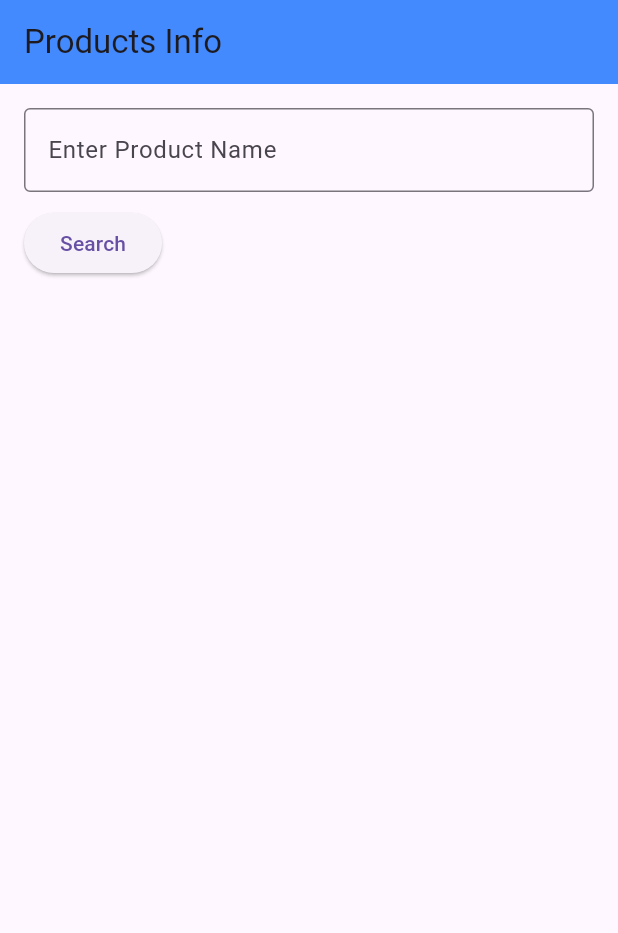
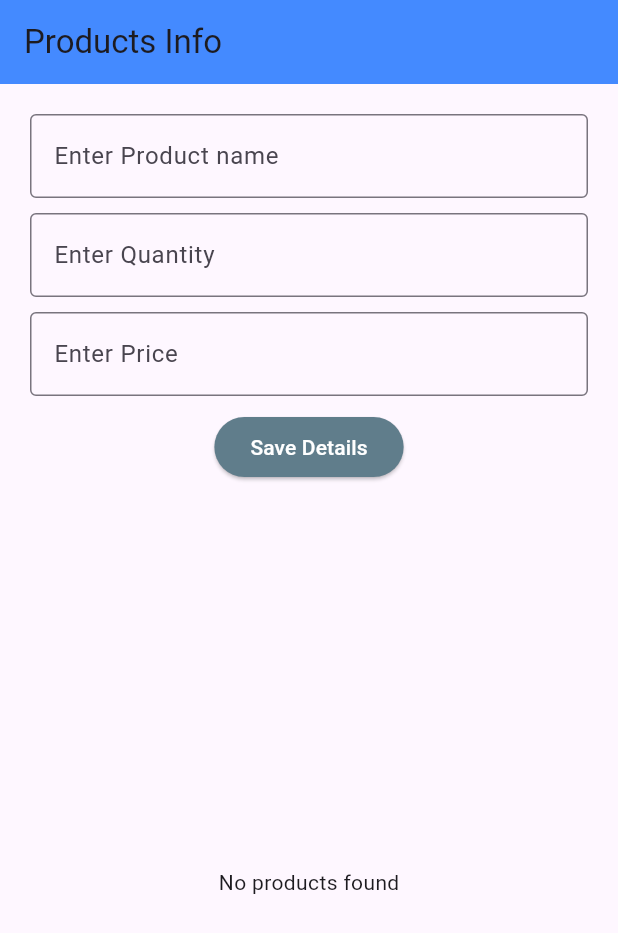
Before and after one commit to AbhinaySamson/FlutterLab7, a Flutter app: the screen it shows after launch, on a phone screen of 412 x 824 dp. Shown: the top 933 px of the screen. Run offline on Flutter 3.47's test engine with Material 3 defaults, Android fonts, the phone set to English and light mode, and no system bars; our stand-ins replace cloud_firestore, firebase_core; accounts and stored records are empty.

Commit message:
New Commit

```diff
--- a/lib/main.dart
+++ b/lib/main.dart
@@ -20,23 +20,16 @@ class ProductsApp extends StatefulWidget {
 }
 
 class _ProductsAppState extends State<ProductsApp> {
-  //final _formkey = GlobalKey<FormState>();
-  //final _namecontroller = TextEditingController();
-  //final _quantitycontroller = TextEditingController();
-  //final _pricecontroller = TextEditingController();
-  //String _status = "";
-
-  final TextEditingController _searchController = TextEditingController();
-
-  String _productName = "";
-  double? _quantity;
-  double? _price;
-  String _message = "";
+  final _formkey = GlobalKey<FormState>();
+  final _namecontroller = TextEditingController();
+  final _quantitycontroller = TextEditingController();
+  final _pricecontroller = TextEditingController();
+  String _status = "";
 
   final CollectionReference products =
       FirebaseFirestore.instance.collection("products_details");
 
-  /*Future<void> _addproduct() async {
+  Future<void> _addproduct() async {
     if (_formkey.currentState!.validate()) {
       await products.add({
         "name": _namecontroller.text,
@@ -51,35 +44,7 @@ class _ProductsAppState extends State<ProductsApp> {
         _status = "Data Saved Successfully";
       });
     }
-  }*/
-
-  Future<void> _searchProduct() async {
-  String name = _searchController.text.trim();
-  if (name.isNotEmpty) {
-    final query = await FirebaseFirestore.instance
-        .collection("products_details")
-        .where("name", isEqualTo: name)
-        .get();
-
-    if (query.docs.isNotEmpty) {
-      final product = query.docs.first.data();
-      setState(() {
-        _productName = product["name"];
-        _quantity = product["quantity"];
-        _price = product["price"];
-        _message = "";
-      });
-    } else {
-      setState(() {
-        _productName = "";
-        _quantity = null;
-        _price = null;
-        _message = "Product not found";
-      });
   }
-  }
-}
-
 
   @override
   Widget build(BuildContext context) {
@@ -89,40 +54,111 @@ class _ProductsAppState extends State<ProductsApp> {
         backgroundColor: Colors.blueAccent,
       ),
       body: Padding(
-  padding: const EdgeInsets.all(16.0),
+        padding: const EdgeInsets.all(20),
         child: Column(
-    crossAxisAlignment: CrossAxisAlignment.start,
           children: [
-      TextField(
-        controller: _searchController,
-        decoration: InputDecoration(
-          labelText: "Enter Product Name",
+            Form(
+              key: _formkey,
+              child: Column(
+                children: [
+                  TextFormField(
+                    controller: _namecontroller,
+                    decoration: const InputDecoration(
+                      labelText: "Enter Product name",
                       border: OutlineInputBorder(),
                     ),
+                    validator: (value) {
+                      if (value == null || value.isEmpty) {
+                        return "Enter Product name";
+                      }
+                      return null;
+                    },
                   ),
-      SizedBox(height: 10),
+                  const SizedBox(height: 10),
+                  TextFormField(
+                    controller: _quantitycontroller,
+                    decoration: const InputDecoration(
+                      labelText: "Enter Quantity",
+                      border: OutlineInputBorder(),
+                    ),
+                    validator: (value) {
+                      if (value == null || value.isEmpty) {
+                        return "Enter Quantity";
+                      }
+                      return null;
+                    },
+                  ),
+                  const SizedBox(height: 10),
+                  TextFormField(
+                    controller: _pricecontroller,
+                    decoration: const InputDecoration(
+                      labelText: "Enter Price",
+                      border: OutlineInputBorder(),
+                    ),
+                    validator: (value) {
+                      if (value == null || value.isEmpty) {
+                        return "Enter Price";
+                      }
+                      return null;
+                    },
+                  ),
+                  const SizedBox(height: 10),
                   ElevatedButton(
-        onPressed: _searchProduct,
-        child: Text("Search"),
+                    style: ElevatedButton.styleFrom(
+                        backgroundColor: Colors.blueGrey,
+                        foregroundColor: Colors.white),
+                    onPressed: _addproduct,
+                    child: const Text("Save Details"),
                   ),
-      SizedBox(height: 20),
-      if (_productName.isNotEmpty)
-        Column(
-          crossAxisAlignment: CrossAxisAlignment.start,
-          children: [
-            Text("Name: $_productName", style: TextStyle(fontSize: 18)),
-            Text("Quantity: $_quantity", style: TextStyle(fontSize: 18)),
-            Text("Price: $_price", style: TextStyle(fontSize: 18)),
-            if (_quantity != null && _quantity! < 5)
-              Text("Low Stock!", style: TextStyle(color: Colors.red, fontSize: 16)),
-          ],
+                  const SizedBox(height: 10),
+                  Text(
+                    _status,
+                    style: const TextStyle(color: Colors.cyanAccent),
                   ),
-      if (_message.isNotEmpty)
-        Text(_message, style: TextStyle(color: Colors.red, fontSize: 16)),
                 ],
               ),
             ),
+            const SizedBox(height: 20),
+            Expanded(
+              child: StreamBuilder<QuerySnapshot>(
+                stream: products.snapshots(),
+                builder: (context, snapshot) {
+                  if (snapshot.hasError) {
+                    return const Center(child: Text("Error loading data"));
+                  }
 
+                  if (snapshot.connectionState == ConnectionState.waiting) {
+                    return const Center(
+                        child: CircularProgressIndicator());
+                  }
+
+                  final records = snapshot.data?.docs ?? [];
+
+                  if (records.isEmpty) {
+                    return const Center(child: Text("No products found"));
+                  }
+
+                  return ListView.builder(
+                    itemCount: records.length,
+                    itemBuilder: (context, index) {
+                      final product =
+                          records[index].data() as Map<String, dynamic>;
+                      return Card(
+                        elevation: 3,
+                        child: ListTile(
+                          title: Text(product["name"]),
+                          subtitle: Text(
+                              "Quantity: ${product["quantity"]}, Price: ₹${product["price"]}"),
+                        ),
+                      );
+                    },
+                  );
+                },
+              ),
+            ),
+          ],
+        ),
+      ),
     );
   }
 }
```
Lines whose indentation alone changed are shown as unchanged.
